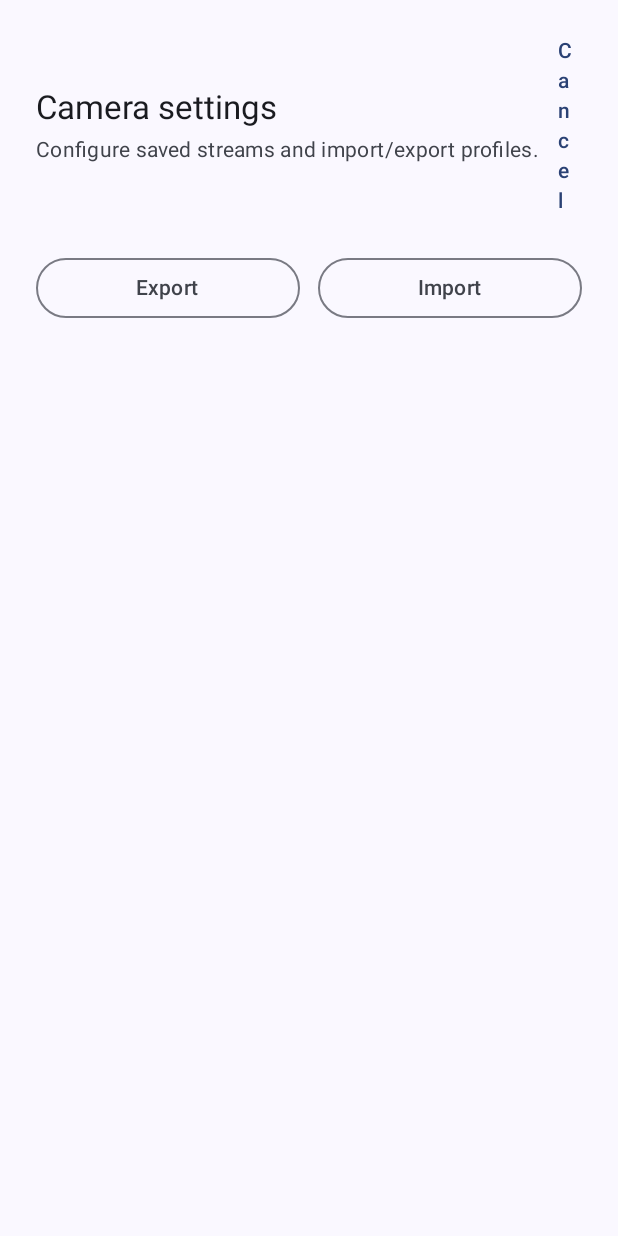
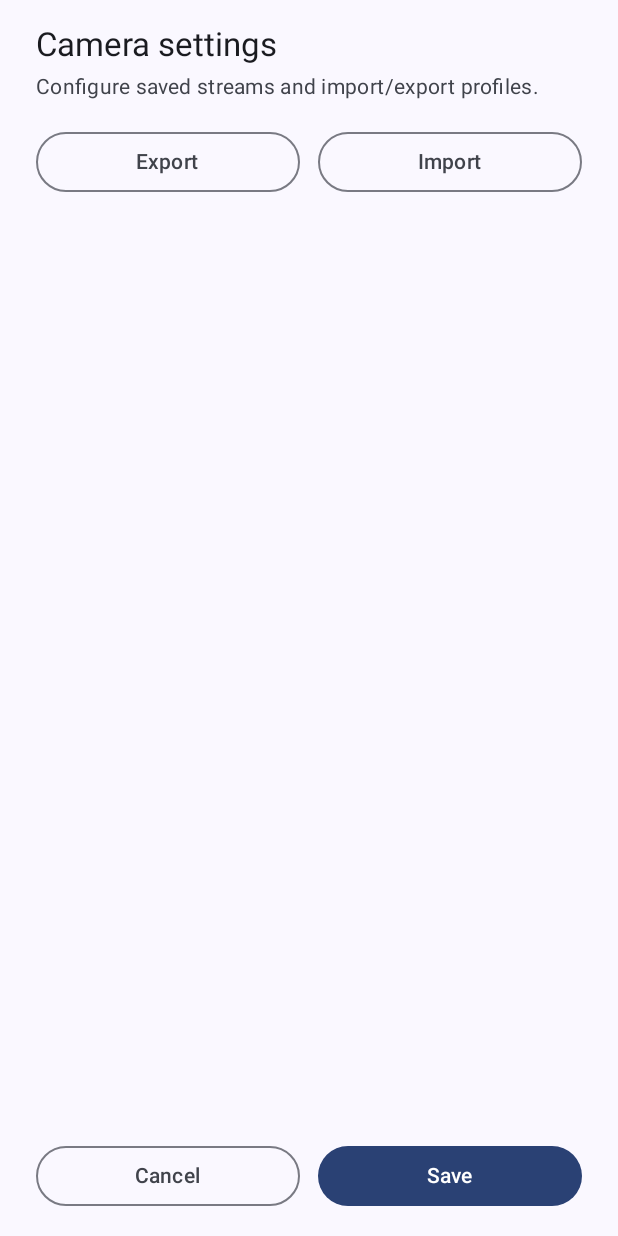
Before and after one commit to firebadnofire/rtspviewer-android, an Android app built with Jetpack Compose: the composable SettingsScreen called with empty values, on a phone screen of 412 x 824 dp. Run offline under Robolectric (Android 15) with nearby library versions, the phone set to English and light mode, and no system bars.

Commit message:
Improve settings screen actions

```diff
--- a/app/src/main/java/org/archuser/rtspview/MainActivity.kt
+++ b/app/src/main/java/org/archuser/rtspview/MainActivity.kt
@@ -40,9 +40,9 @@ import androidx.compose.material3.FilterChip
 import androidx.compose.material3.MaterialTheme
 import androidx.compose.material3.OutlinedButton
 import androidx.compose.material3.OutlinedTextField
+import androidx.compose.material3.Scaffold
 import androidx.compose.material3.Surface
 import androidx.compose.material3.Text
-import androidx.compose.material3.TextButton
 import androidx.compose.runtime.Composable
 import androidx.compose.runtime.DisposableEffect
 import androidx.compose.runtime.LaunchedEffect
@@ -524,20 +524,18 @@ private fun SettingsScreen(
     onSave: () -> Unit,
     onCancel: () -> Unit
 ) {
+    Scaffold(
+        modifier = Modifier
+            .fillMaxSize()
+            .background(MaterialTheme.colorScheme.background),
+        contentWindowInsets = WindowInsets.safeDrawing,
+        topBar = {
             Column(
                 modifier = Modifier
-            .fillMaxSize()
-            .background(MaterialTheme.colorScheme.background)
-            .windowInsetsPadding(WindowInsets.safeDrawing)
+                    .fillMaxWidth()
                     .padding(horizontal = 24.dp, vertical = 16.dp),
-        verticalArrangement = Arrangement.spacedBy(16.dp)
+                verticalArrangement = Arrangement.spacedBy(4.dp)
             ) {
-        Row(
-            modifier = Modifier.fillMaxWidth(),
-            horizontalArrangement = Arrangement.SpaceBetween,
-            verticalAlignment = Alignment.CenterVertically
-        ) {
-            Column(verticalArrangement = Arrangement.spacedBy(4.dp)) {
                 Text(
                     text = "Camera settings",
                     style = MaterialTheme.typography.titleLarge
@@ -548,12 +546,38 @@ private fun SettingsScreen(
                     color = MaterialTheme.colorScheme.onSurfaceVariant
                 )
             }
-            Row(horizontalArrangement = Arrangement.spacedBy(12.dp)) {
-                TextButton(onClick = onCancel) { Text("Cancel") }
-                Button(onClick = onSave) { Text("Save") }
+        },
+        bottomBar = {
+            Row(
+                modifier = Modifier
+                    .fillMaxWidth()
+                    .background(MaterialTheme.colorScheme.surface)
+                    .padding(horizontal = 24.dp, vertical = 16.dp),
+                horizontalArrangement = Arrangement.spacedBy(12.dp)
+            ) {
+                OutlinedButton(
+                    onClick = onCancel,
+                    modifier = Modifier.weight(1f)
+                ) {
+                    Text("Cancel")
+                }
+                Button(
+                    onClick = onSave,
+                    modifier = Modifier.weight(1f)
+                ) {
+                    Text("Save")
                 }
             }
-
+        }
+    ) { innerPadding ->
+        Column(
+            modifier = Modifier
+                .padding(innerPadding)
+                .fillMaxSize()
+                .padding(horizontal = 24.dp)
+                .padding(bottom = 16.dp),
+            verticalArrangement = Arrangement.spacedBy(16.dp)
+        ) {
             Row(
                 modifier = Modifier.fillMaxWidth(),
                 horizontalArrangement = Arrangement.spacedBy(12.dp)
@@ -575,7 +599,7 @@ private fun SettingsScreen(
             LazyColumn(
                 modifier = Modifier.fillMaxSize(),
                 verticalArrangement = Arrangement.spacedBy(16.dp),
-            contentPadding = PaddingValues(bottom = 96.dp)
+                contentPadding = PaddingValues(bottom = 32.dp)
             ) {
                 itemsIndexed(slots) { index, slot ->
                     CameraSlotEditor(
@@ -585,6 +609,7 @@ private fun SettingsScreen(
                         onConfigChange = { updated -> onSlotChange(index, updated) },
                         onClear = { onClearSlot(index) }
                     )
+                }
             }
         }
     }
```
Lines whose indentation alone changed are shown as unchanged.
